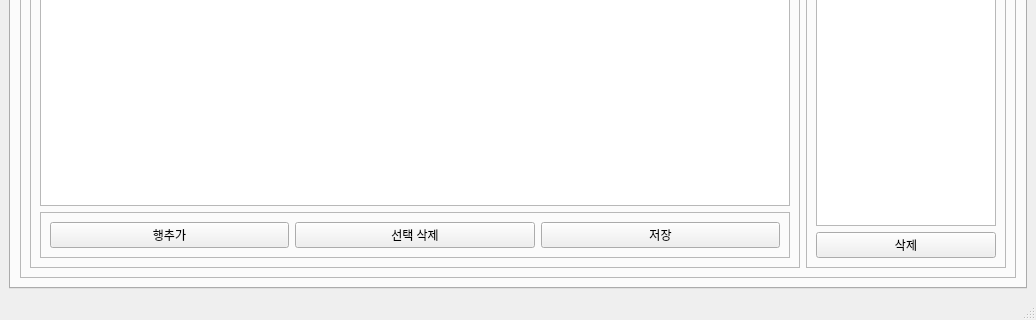
Old version of the form manager.ui in the repository chlwodud77/student-assesment-manager; both pictures show x 0 to 1036 and y 335 to 655 of the 1036 by 655 pixel window.
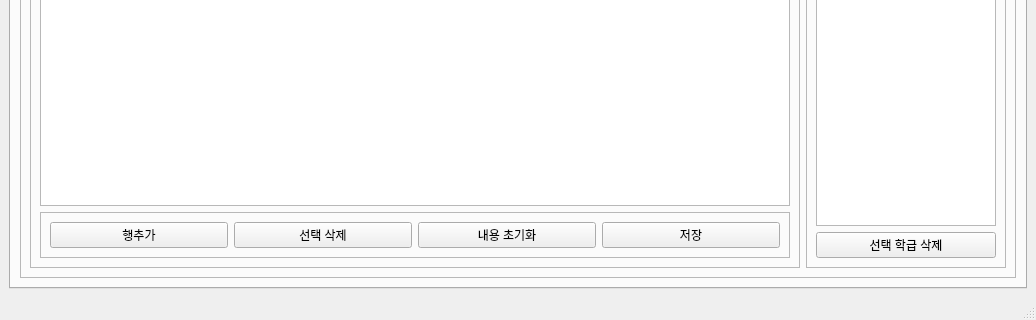
New version of the form. The open tabs and pages were chosen to show the change. Icons and pictures are not drawn.

Commit message:
Class Manage function
- show hakbun beside student name
- show hakbun & name header before upload file

```diff
--- a/manager.ui
+++ b/manager.ui
@@ -101,6 +101,13 @@
                    </property>
                   </widget>
                  </item>
+                 <item>
+                  <widget class="QPushButton" name="clsResetBtn">
+                   <property name="text">
+                    <string>내용 초기화</string>
+                   </property>
+                  </widget>
+                 </item>
                  <item>
                   <widget class="QPushButton" name="clsSaveBtn">
                    <property name="minimumSize">
@@ -175,7 +182,7 @@
                  <cursorShape>PointingHandCursor</cursorShape>
                 </property>
                 <property name="text">
-                 <string>삭제</string>
+                 <string>선택 학급 삭제</string>
                 </property>
                </widget>
               </item>
```
Left out of the diff: 4 changed lines with no effect on the pictures. The commit also changes 2 other files.
